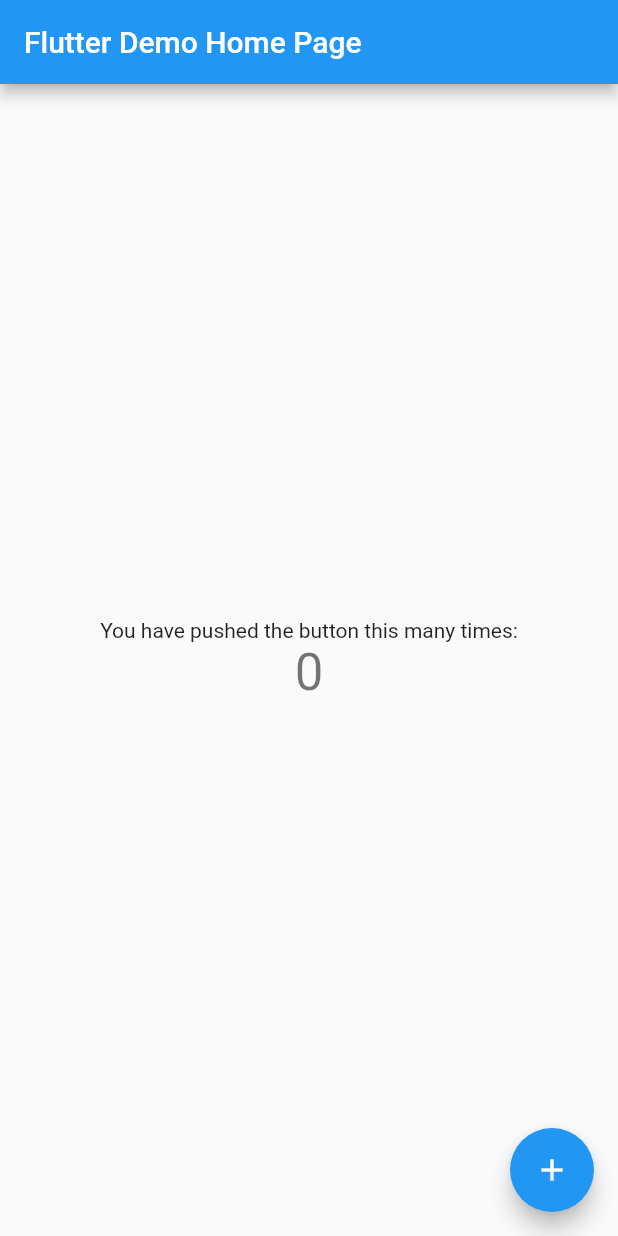
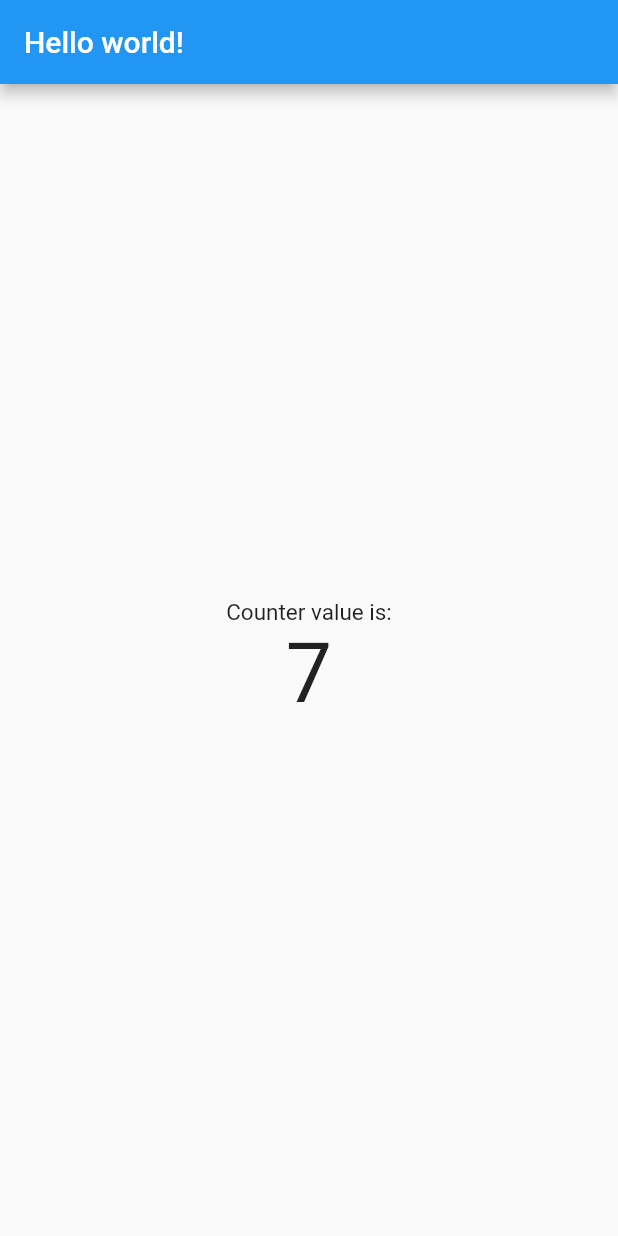
Before and after one commit to aaronhaddad/Flutter-intro, a Flutter app: the screen it shows after launch, on a phone screen of 412 x 824 dp. Run offline on Flutter 3.47's test engine with Material 2 defaults, Android fonts, the phone set to English and light mode, and no system bars.

Commit message:
first app

```diff
--- a/first/lib/main.dart
+++ b/first/lib/main.dart
@@ -1,3 +1,7 @@
+// ignore_for_file: prefer_const_constructors
+
+import 'dart:async';
+
 import 'package:flutter/material.dart';
 
 void main() {
@@ -7,109 +11,69 @@ void main() {
 class MyApp extends StatelessWidget {
   const MyApp({super.key});
 
-  // This widget is the root of your application.
   @override
   Widget build(BuildContext context) {
-    return MaterialApp(
-      title: 'Flutter Demo',
-      theme: ThemeData(
-        // This is the theme of your application.
-        //
-        // Try running your application with "flutter run". You'll see the
-        // application has a blue toolbar. Then, without quitting the app, try
-        // changing the primarySwatch below to Colors.green and then invoke
-        // "hot reload" (press "r" in the console where you ran "flutter run",
-        // or simply save your changes to "hot reload" in a Flutter IDE).
-        // Notice that the counter didn't reset back to zero; the application
-        // is not restarted.
-        primarySwatch: Colors.blue,
-      ),
-      home: const MyHomePage(title: 'Flutter Demo Home Page'),
+    return const MaterialApp(
+      home: MyHomePage(),
     );
   }
 }
 
 class MyHomePage extends StatefulWidget {
-  const MyHomePage({super.key, required this.title});
-
-  // This widget is the home page of your application. It is stateful, meaning
-  // that it has a State object (defined below) that contains fields that affect
-  // how it looks.
-
-  // This class is the configuration for the state. It holds the values (in this
-  // case the title) provided by the parent (in this case the App widget) and
-  // used by the build method of the State. Fields in a Widget subclass are
-  // always marked "final".
-
-  final String title;
+  const MyHomePage({super.key});
 
   @override
   State<MyHomePage> createState() => _MyHomePageState();
 }
 
 class _MyHomePageState extends State<MyHomePage> {
-  int _counter = 0;
+  @override
+  void initState() {
+    // TODO: implement initState
+    super.initState();
+    increment();
+  }
 
-  void _incrementCounter() {
-    setState(() {
-      // This call to setState tells the Flutter framework that something has
-      // changed in this State, which causes it to rerun the build method below
-      // so that the display can reflect the updated values. If we changed
-      // _counter without calling setState(), then the build method would not be
-      // called again, and so nothing would appear to happen.
-      _counter++;
+  // logic work
+  int counter = 0;
+  void increment() {
+    Timer.periodic(Duration(seconds: 1), (Timer timer) {
+      setState(() {
+        counter++;
+      });
     });
   }
 
   @override
   Widget build(BuildContext context) {
-    // This method is rerun every time setState is called, for instance as done
-    // by the _incrementCounter method above.
-    //
-    // The Flutter framework has been optimized to make rerunning build methods
-    // fast, so that you can just rebuild anything that needs updating rather
-    // than having to individually change instances of widgets.
     return Scaffold(
       appBar: AppBar(
-        // Here we take the value from the MyHomePage object that was created by
-        // the App.build method, and use it to set our appbar title.
-        title: Text(widget.title),
+        title: Text('Hello world!'),
       ),
       body: Center(
-        // Center is a layout widget. It takes a single child and positions it
-        // in the middle of the parent.
         child: Column(
-          // Column is also a layout widget. It takes a list of children and
-          // arranges them vertically. By default, it sizes itself to fit its
-          // children horizontally, and tries to be as tall as its parent.
-          //
-          // Invoke "debug painting" (press "p" in the console, choose the
-          // "Toggle Debug Paint" action from the Flutter Inspector in Android
-          // Studio, or the "Toggle Debug Paint" command in Visual Studio Code)
-          // to see the wireframe for each widget.
-          //
-          // Column has various properties to control how it sizes itself and
-          // how it positions its children. Here we use mainAxisAlignment to
-          // center the children vertically; the main axis here is the vertical
-          // axis because Columns are vertical (the cross axis would be
-          // horizontal).
           mainAxisAlignment: MainAxisAlignment.center,
-          children: <Widget>[
-            const Text(
-              'You have pushed the button this many times:',
+          crossAxisAlignment: CrossAxisAlignment.center,
+          children: [
+            Text(
+              'Counter value is:',
+              style: TextStyle(
+                fontSize: 15.0,
+              ),
             ),
             Text(
-              '$_counter',
-              style: Theme.of(context).textTheme.headlineMedium,
+              '$counter',
+              style: TextStyle(
+                fontSize: 55.0,
+              ),
             ),
           ],
         ),
       ),
-      floatingActionButton: FloatingActionButton(
-        onPressed: _incrementCounter,
-        tooltip: 'Increment',
-        child: const Icon(Icons.add),
-      ), // This trailing comma makes auto-formatting nicer for build methods.
+      // floatingActionButton: FloatingActionButton(
+      //   onPressed: increment,
+      //   child: Icon(Icons.add),
+      // ),
     );
   }
 }
```
